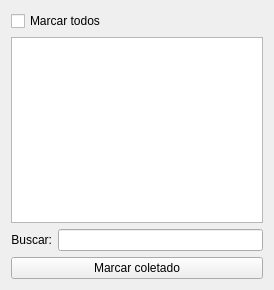
Above: ui/widgetlogisticacoleta.ui from lellisls/ERP-STACCATO before the change. Below: the same form after it.
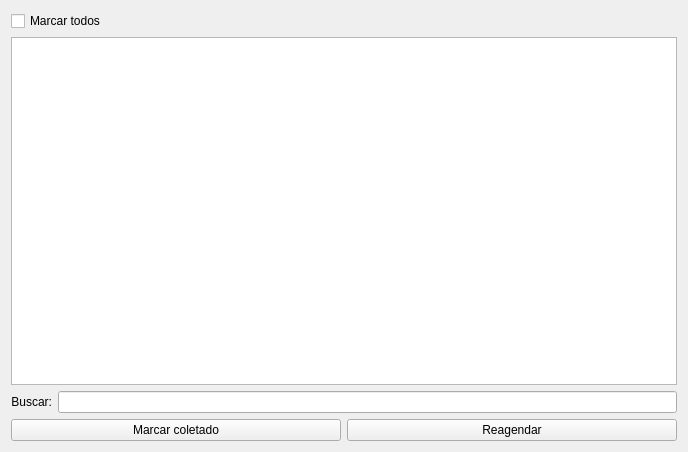
That is the form after the change. Custom widgets are drawn as their Qt base class.

What changed in the file:
```diff
--- a/ui/widgetlogisticacoleta.ui
+++ b/ui/widgetlogisticacoleta.ui
@@ -6,22 +6,22 @@
    <rect>
     <x>0</x>
     <y>0</y>
-    <width>274</width>
-    <height>290</height>
+    <width>688</width>
+    <height>452</height>
    </rect>
   </property>
   <property name="windowTitle">
    <string>Form</string>
   </property>
-  <layout class="QGridLayout" name="gridLayout">
-   <item row="0" column="0" colspan="2">
+  <layout class="QGridLayout" name="gridLayout_3">
+   <item row="0" column="0">
     <widget class="QCheckBox" name="checkBoxMarcarTodos">
      <property name="text">
       <string>Marcar todos</string>
      </property>
     </widget>
    </item>
-   <item row="1" column="0" colspan="2">
+   <item row="1" column="0">
     <widget class="TableView" name="table">
      <property name="mouseTracking">
       <bool>true</bool>
@@ -50,6 +50,8 @@
     </widget>
    </item>
    <item row="2" column="0">
+    <layout class="QGridLayout" name="gridLayout_2">
+     <item row="0" column="0">
     <widget class="QLabel" name="labelPedidosCompra_6">
      <property name="enabled">
       <bool>true</bool>
@@ -62,19 +64,32 @@
      </property>
     </widget>
    </item>
-   <item row="2" column="1">
+     <item row="0" column="1">
     <widget class="QLineEdit" name="lineEditBuscaColeta">
      <property name="enabled">
       <bool>true</bool>
      </property>
     </widget>
    </item>
-   <item row="3" column="0" colspan="2">
+    </layout>
+   </item>
+   <item row="3" column="0">
+    <layout class="QGridLayout" name="gridLayout">
+     <item row="0" column="0">
     <widget class="QPushButton" name="pushButtonMarcarColetado">
      <property name="text">
       <string>Marcar coletado</string>
      </property>
     </widget>
+     </item>
+     <item row="0" column="1">
+      <widget class="QPushButton" name="pushButtonReagendar">
+       <property name="text">
+        <string>Reagendar</string>
+       </property>
+      </widget>
+     </item>
+    </layout>
    </item>
   </layout>
  </widget>
```
Lines whose indentation alone changed are shown as unchanged.
